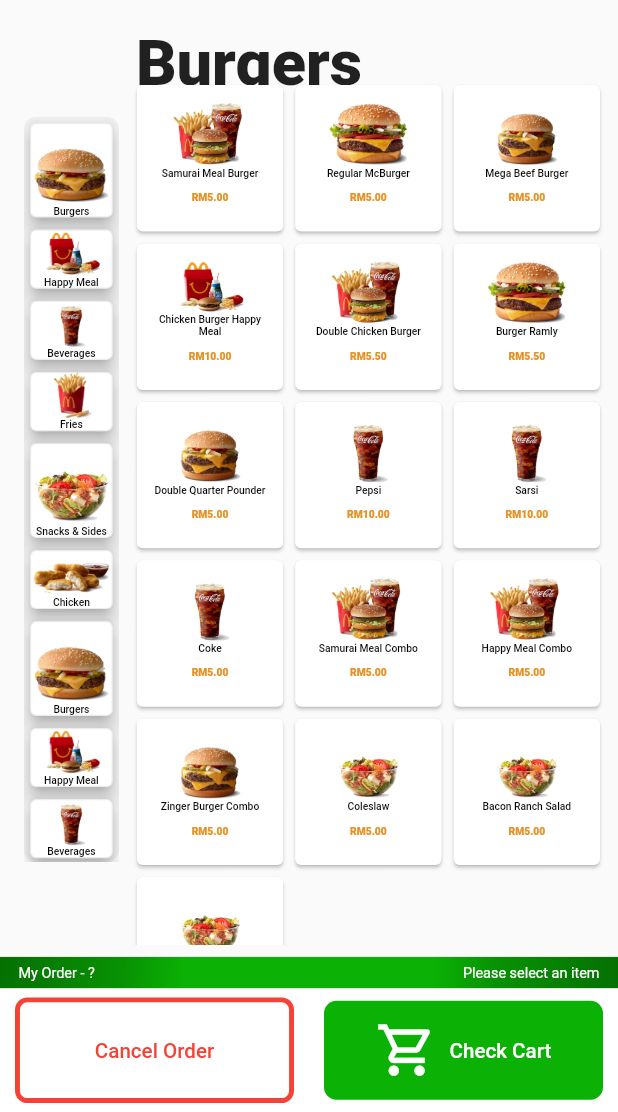
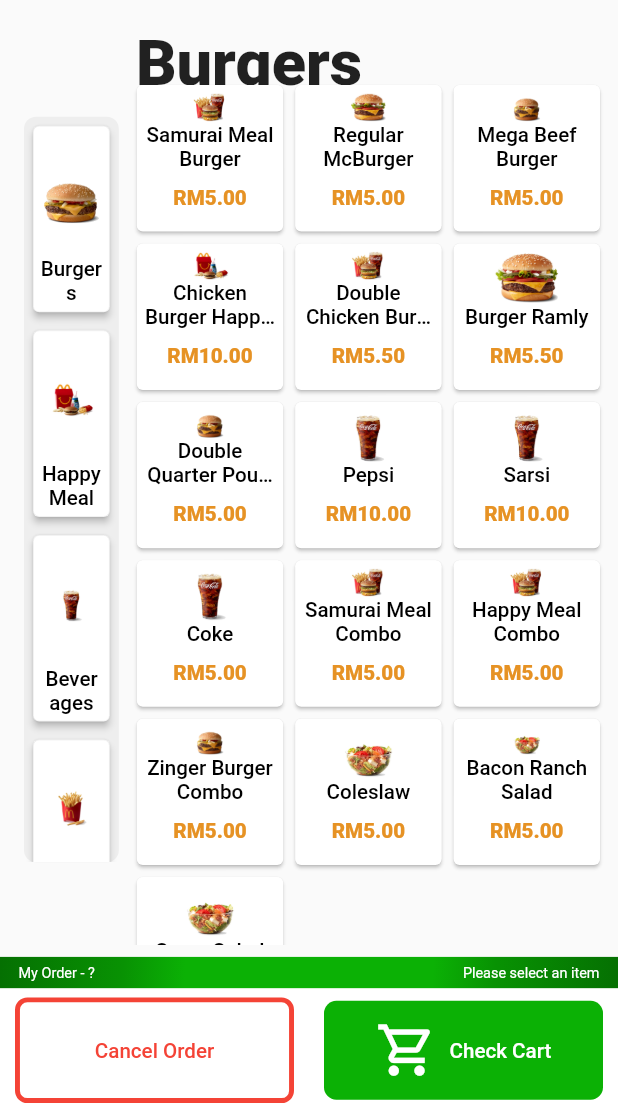
Before and after one commit to Qayyum1999/MackD_kiosk_bootleg, a Flutter app: the MenuScreenLargeTablet screen opened directly, on a phone screen of 412 x 824 dp, the part 124-1236 px from its top. Run offline on Flutter 3.47's test engine with Material 2 defaults, Android fonts, the phone set to English and light mode, and no system bars; our stand-ins replace flutter_svg, fluttertoast, google_fonts, sizer.

Commit message:
first commit from vscode

```diff
--- a/lib/main.dart
+++ b/lib/main.dart
@@ -4,7 +4,7 @@
 import 'package:provider/provider.dart';
 
 import 'package:foodkiosk/providers/shopping_cart_provider.dart';
-
+import 'package:foodkiosk/model/product_model.dart';
 import 'package:foodkiosk/screens/order_screen.dart';
 import 'package:foodkiosk/screens/payment_screen.dart';
 
@@ -36,7 +36,8 @@
 }
 
 class MyApp extends StatelessWidget {
-  const MyApp({Key? key}) : super(key: key);
+   MyApp({Key? key}) : super(key: key);
+
 
   @override
   Widget build(BuildContext context) {
--- a/lib/model/product_model.dart
+++ b/lib/model/product_model.dart
@@ -12,6 +12,7 @@
       required this.quantity});
 }
 
+List<Choice> selectedchoices = <Choice>[];
 List<Choice> choices = <Choice>[
   Choice(
     title: "Samurai Meal Burger",
--- a/lib/providers/shopping_cart_provider.dart
+++ b/lib/providers/shopping_cart_provider.dart
@@ -1,7 +1,6 @@
 import 'package:flutter/material.dart';
 import 'package:foodkiosk/model/product_model.dart';
-
-List<Choice> selectedchoices = <Choice>[];
+import 'package:foodkiosk/main.dart';
 
 class ShoppingCart with ChangeNotifier {
   int _ordersNumber = 0;
--- a/lib/responsive/desktop_body.dart
+++ b/lib/responsive/desktop_body.dart
@@ -1,5 +1,6 @@
 import 'package:flutter/material.dart';
 import 'package:provider/provider.dart';
+import 'package:foodkiosk/main.dart';
 
 import 'package:foodkiosk/model/product_model.dart';
 import 'package:foodkiosk/widget/category_item.dart';
--- a/lib/responsive/tablet_body.dart
+++ b/lib/responsive/tablet_body.dart
@@ -1,6 +1,6 @@
 import 'package:flutter/material.dart';
 import 'package:provider/provider.dart';
-
+import 'package:foodkiosk/main.dart';
 import 'package:foodkiosk/model/product_model.dart';
 import 'package:foodkiosk/widget/category_item.dart';
 import 'package:foodkiosk/providers/shopping_cart_provider.dart';
--- a/lib/screens/order_screen.dart
+++ b/lib/screens/order_screen.dart
@@ -4,7 +4,6 @@
 import 'package:foodkiosk/providers/shopping_cart_provider.dart';
 import 'package:provider/provider.dart';
 import 'package:flutter_svg/flutter_svg.dart';
-
 class OrderMethod extends StatelessWidget {
   OrderMethod({Key? key}) : super(key: key);
   late String ordermethod;
--- a/lib/widget/category_item.dart
+++ b/lib/widget/category_item.dart
@@ -17,28 +17,36 @@
 class _CategoryItemState extends State<CategoryItem> {
   @override
   Widget build(BuildContext context) {
-    return Container(
+    return Padding(
+      padding: const EdgeInsets.all(2.0),
       child: Card(
-        elevation: 4,
+        elevation: 2,
         shape: RoundedRectangleBorder(
           borderRadius: BorderRadius.all(Radius.circular(0.5.h)),
           side: BorderSide(
             color: Colors.grey.withOpacity(0.2),
-            width: 0.1.h,
+            width: 0.5,
           ),
         ),
+        child: Padding(
+          padding: const EdgeInsets.all(5.0),
           child: Column(
             mainAxisAlignment: MainAxisAlignment.center,
             crossAxisAlignment: CrossAxisAlignment.stretch,
             children: <Widget>[
               Image.asset(
                 widget.imageUrl,
+                height: 10.h,
+                width: 10.h,
               ),
               Text(
+                softWrap: false,
+                overflow: TextOverflow.ellipsis,
                 widget.name,
+                maxLines: 2,
                 textAlign: TextAlign.center,
                 style: TextStyle(
-                fontSize: 5.sp,
+                  fontSize: 10.sp,
                   fontWeight: FontWeight.w500,
                   color: Colors.black,
                 ),
@@ -46,6 +54,7 @@
             ],
           ),
         ),
+      ),
     );
   }
 }
--- a/lib/widget/menu_item.dart
+++ b/lib/widget/menu_item.dart
@@ -13,40 +13,41 @@
 
   @override
   Widget build(BuildContext context) {
-    return Container(
-      child: Card(
-        child: Expanded(
+    return Card(
       child: Padding(
-            padding: EdgeInsets.all(10),
+        padding: EdgeInsets.all(5),
         child: Column(
           mainAxisAlignment: MainAxisAlignment.spaceEvenly,
-              crossAxisAlignment: CrossAxisAlignment.stretch,
           children: <Widget>[
             Expanded(
-                  child: SizedBox(
-                    height: 20.h,
-                    width: 10.h,
               child: Image.asset(
                 choice.imageUrl,
-                    ),
+                height: 20.h,
+                width: 20.h,
               ),
             ),
             Text(
               choice.title,
+              softWrap: false,
+              overflow: TextOverflow.ellipsis,
+              maxLines: 2,
               textAlign: TextAlign.center,
               style: TextStyle(
-                    fontSize: 5.sp,
+                fontSize: 10.sp,
                 fontWeight: FontWeight.w500,
                 color: Colors.black,
               ),
             ),
             Padding(
-                  padding: EdgeInsets.all(1.h),
+              padding: EdgeInsets.all(10),
               child: Text(
                 "RM${choice.price}",
+                softWrap: false,
+                overflow: TextOverflow.ellipsis,
+                maxLines: 2,
                 textAlign: TextAlign.center,
                 style: TextStyle(
-                      fontSize: 5.sp,
+                  fontSize: 10.sp,
                   fontWeight: FontWeight.w900,
                   color: Color.fromARGB(255, 230, 146, 36),
                 ),
@@ -55,8 +56,6 @@
           ],
         ),
       ),
-        ),
-      ),
     );
   }
 }
```
Also changed, not shown: lib/responsive/mobile_body.dart (+28 -74 lines). Lines whose indentation alone changed are shown as unchanged.
